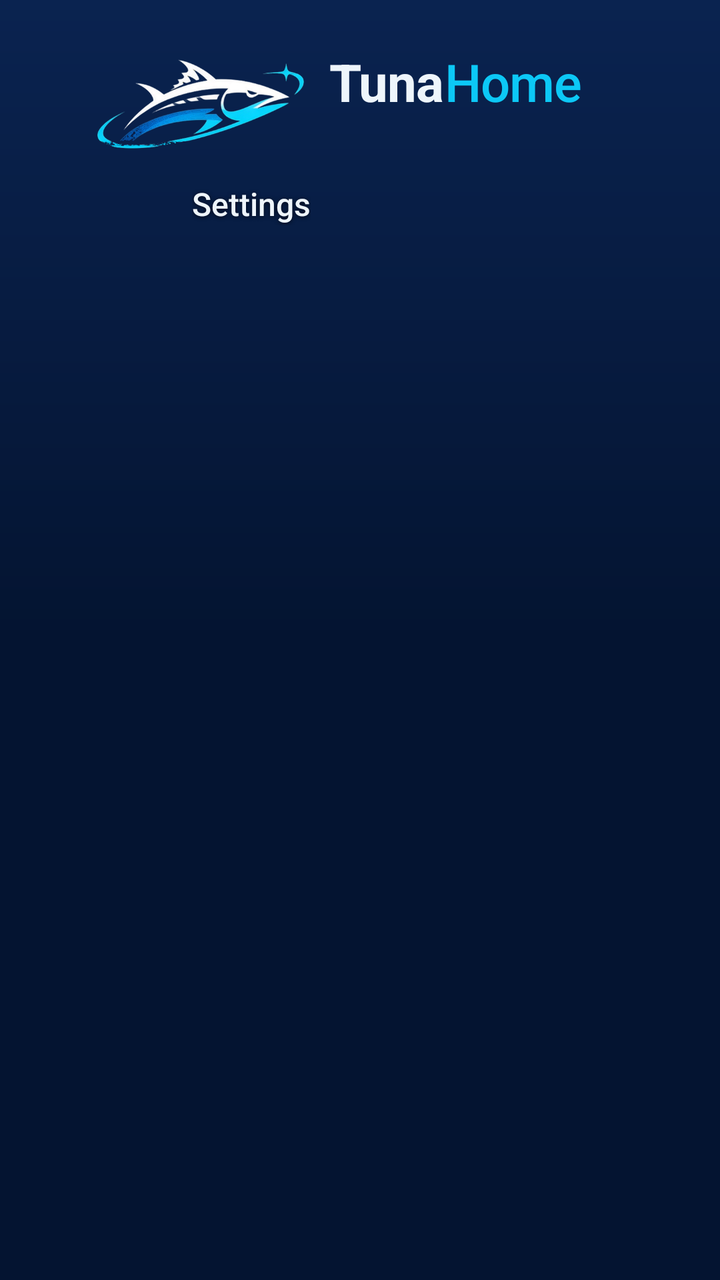
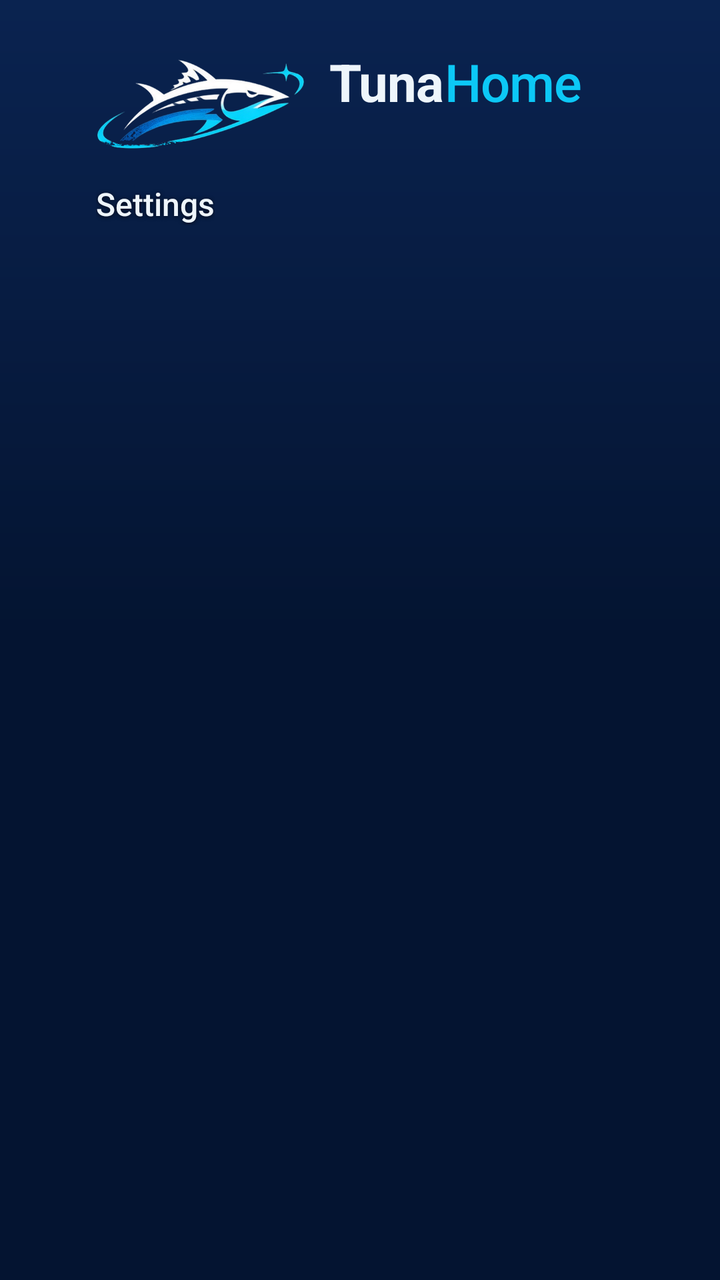

The first picture is an Android layout as it rendered before a commit; the second is the same layout after the commit. The layout source and the unified diff follow.
<!-- AndroidManifest.xml: application theme TunaHome -->
<!-- res/layout/activity_settings.xml -->
<?xml version="1.0" encoding="utf-8"?>
<ScrollView xmlns:android="http://schemas.android.com/apk/res/android"
    android:layout_width="match_parent"
    android:layout_height="match_parent"
    android:fillViewport="true"
    android:scrollbars="none">

    <LinearLayout
        android:layout_width="match_parent"
        android:layout_height="wrap_content"
        android:orientation="vertical"
        android:paddingStart="@dimen/safe_side"
        android:paddingTop="@dimen/safe_top"
        android:paddingEnd="@dimen/safe_side"
        android:paddingBottom="@dimen/safe_top">

        <include layout="@layout/brand" />

        <TextView
            style="@style/RowTitle"
            android:layout_marginBottom="8dp"
            android:text="@string/settings" />

        <LinearLayout
            android:id="@+id/list"
            android:layout_width="560dp"
            android:layout_height="wrap_content"
            android:orientation="vertical" />
    </LinearLayout>
</ScrollView>
<!-- res/layout/brand.xml (included above) -->
<?xml version="1.0" encoding="utf-8"?>
<LinearLayout xmlns:android="http://schemas.android.com/apk/res/android"
    android:id="@+id/brand"
    android:layout_width="wrap_content"
    android:layout_height="wrap_content"
    android:gravity="center_vertical"
    android:importantForAccessibility="no"
    android:orientation="horizontal">

    <ImageView
        android:layout_width="wrap_content"
        android:layout_height="46dp"
        android:adjustViewBounds="true"
        android:contentDescription="@null"
        android:scaleType="fitCenter"
        android:src="@drawable/ts_logo_mark" />

    <LinearLayout
        android:layout_width="wrap_content"
        android:layout_height="wrap_content"
        android:layout_marginStart="12dp"
        android:orientation="vertical">

        <LinearLayout
            android:layout_width="wrap_content"
            android:layout_height="wrap_content"
            android:orientation="horizontal">

            <TextView
                android:layout_width="wrap_content"
                android:layout_height="wrap_content"
                android:includeFontPadding="false"
                android:letterSpacing="-0.01"
                android:text="@string/brand_tuna"
                android:textColor="?attr/tsText"
                android:textSize="26sp"
                android:textStyle="bold" />

            <TextView
                android:layout_width="wrap_content"
                android:layout_height="wrap_content"
                android:fontFamily="sans-serif-medium"
                android:includeFontPadding="false"
                android:letterSpacing="-0.01"
                android:text="@string/brand_home"
                android:textColor="?attr/tsAccent"
                android:textSize="26sp" />
        </LinearLayout>

        <TextView
            android:id="@+id/brandVersion"
            android:layout_width="wrap_content"
            android:layout_height="wrap_content"
            android:layout_marginTop="2dp"
            android:alpha="0.85"
            android:textColor="?attr/tsAccentSoft"
            android:textSize="13sp" />
    </LinearLayout>
</LinearLayout>
<!-- resources referenced by this layout -->
<resources>
  <dimen name="safe_side">48dp</dimen>
  <dimen name="safe_top">27dp</dimen>
  <!-- drawable ts_logo_mark: png bitmap (drawable-nodpi, 70979 bytes) -->
  <string name="brand_home">Home</string>
  <string name="brand_tuna">Tuna</string>
  <string name="settings">Settings</string>
  <style name="RowTitle" parent="Shadowed">
          <item name="android:layout_width">wrap_content</item>
          <item name="android:layout_height">wrap_content</item>
          <item name="android:textColor">?attr/tsText</item>
          <item name="android:textSize">16sp</item>
          <item name="android:fontFamily">sans-serif-medium</item>
          <item name="android:layout_marginStart">@dimen/safe_side</item>
          <item name="android:layout_marginTop">14dp</item>
      </style>
  <style name="TunaHome" parent="@android:style/Theme.Material.NoActionBar">
          <item name="tsNavy">#041431</item>
          <item name="tsDeep">#0A2350</item>
          <item name="tsSurface">#081A3A</item>
          <item name="tsSurfaceBorder">#142F58</item>
          <item name="tsAccent">#0CC8F6</item>
          <item name="tsAccentSoft">#8BE6FC</item>
          <item name="tsBlue">#0B74D1</item>
          <item name="tsText">#EEF5FB</item>
          <item name="tsTextSecondary">#9FB3CC</item>
          <item name="android:windowBackground">@drawable/home_bg</item>
          <item name="android:colorAccent">?attr/tsAccent</item>
          <item name="android:alertDialogTheme">@style/TunaDialog</item>
      </style>
  <style name="Shadowed">
          <item name="android:shadowColor">#B3000000</item>
          <item name="android:shadowRadius">5</item>
          <item name="android:shadowDy">1</item>
      </style>
  <!-- drawable home_bg (drawable) -->
  <?xml version="1.0" encoding="utf-8"?>
  <shape xmlns:android="http://schemas.android.com/apk/res/android" android:shape="rectangle">
      <gradient
          android:angle="270"
          android:startColor="?attr/tsDeep"
          android:centerColor="?attr/tsNavy"
          android:endColor="?attr/tsNavy"
          android:type="linear" />
  </shape>
  <style name="TunaDialog" parent="@android:style/Theme.Material.Dialog.Alert">
          <item name="android:colorAccent">?attr/tsAccent</item>
          <item name="android:windowBackground">@drawable/dialog_bg</item>
      </style>
  <!-- drawable dialog_bg (drawable) -->
  <?xml version="1.0" encoding="utf-8"?>
  <inset xmlns:android="http://schemas.android.com/apk/res/android" android:inset="16dp">
      <shape android:shape="rectangle">
          <solid android:color="?attr/tsSurface" />
          <stroke android:width="1dp" android:color="?attr/tsSurfaceBorder" />
          <corners android:radius="16dp" />
      </shape>
  </inset>
</resources>

<!-- the commit's change to res/layout/activity_settings.xml (unified diff, before → after) -->
@@ -17,7 +17,9 @@
         <include layout="@layout/brand" />
 
         <TextView
+            android:id="@+id/pageTitle"
             style="@style/RowTitle"
+            android:layout_marginStart="0dp"
             android:layout_marginBottom="8dp"
             android:text="@string/settings" />
 
